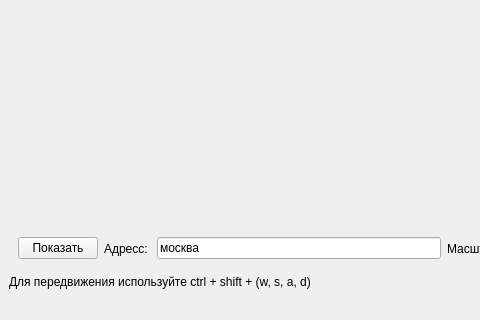
Kath022/-Maps-API, file on.ui: the form before one commit; both pictures show x 0 to 480 and y 257 to 577 of the 648 by 577 pixel window.
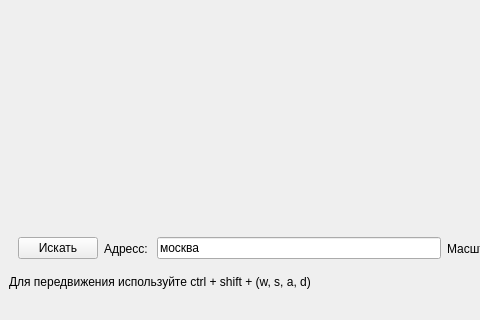
The form after the commit.

What changed in the file:
```diff
--- a/on.ui
+++ b/on.ui
@@ -37,7 +37,7 @@
        <item>
         <widget class="QPushButton" name="show_btn">
          <property name="text">
-          <string>Показать</string>
+          <string>Искать</string>
          </property>
         </widget>
        </item>
```
